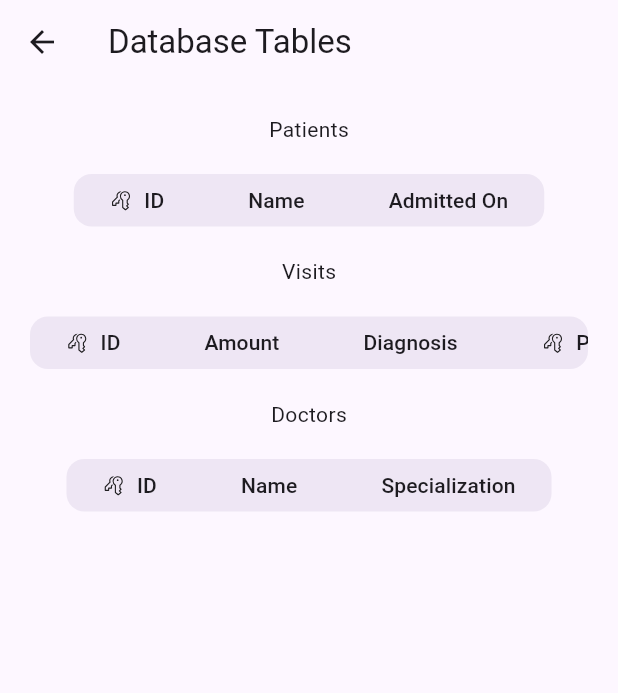
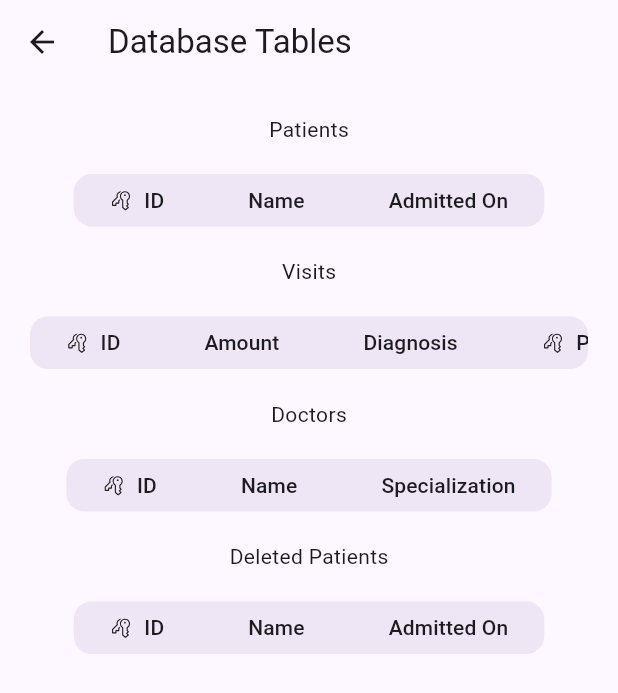
Before and after one commit to HaseebKahn365/s_sohail, a Flutter app: the screen it shows after launch, in the side drawer, after a tap on "Database Table View", on a phone screen of 412 x 824 dp. Shown: the top 693 px of the screen. Run offline on Flutter 3.47's test engine with Material 3 defaults, Android fonts, the phone set to English and light mode, and no system bars; our stand-ins replace fluentui_system_icons, flutter_animate, flutter_riverpod, sqflite; accounts and stored records are empty.

Commit message:
Fixe big issues and added deleted patients

```diff
--- a/lib/classes_and_vars/buisiness_logic_and_classes.dart
+++ b/lib/classes_and_vars/buisiness_logic_and_classes.dart
@@ -8,13 +8,13 @@ We are going to have a central Hospital System class that will be used for manag
  */
 
 import 'package:flutter/material.dart';
-import 'package:s_sohail/main.dart';
 import 'package:s_sohail/services/hospital_services.dart';
 
 class HospitalSystem extends ChangeNotifier {
   List<DatabasePatient> _patients = [];
   List<DatabaseVisit> _visits = [];
   List<DatabaseDoctor> _doctors = [];
+  List<DatabasePatient> deletedPatients = [];
 
   //getters for the data
   List<DatabasePatient> get patients => _patients;
@@ -37,8 +37,8 @@ class HospitalSystem extends ChangeNotifier {
     print("Got the visits");
     _doctors = await _tempDoctor.getAllDoctors();
     print("Got the doctors");
-    //here we are also going to get all the other doctors that are deletable
-    moreDoctors = await _tempDoctor.getMoreDoctors();
+
+    deletedPatients = await _patientService.getDeletedPatients();
     notifyListeners();
   }
 
@@ -53,6 +53,21 @@ class HospitalSystem extends ChangeNotifier {
     _patients = [];
     _visits = [];
     _doctors = [];
+    notifyListeners();
+  }
+
+  //deleting the patient with transactions so that we can revert the changes
+
+  Future<void> deletePatient(int id) async {
+    final DatabasePatient patient = _patients.firstWhere((element) => element.id == id);
+
+    //delete the patient
+    await _patientService.createDeleteTriggerAndDelete();
+    //actually delete the patient
+    await _patientService.deletePatientWithID(id);
+    _patients.remove(patient);
+    deletedPatients.add(patient);
+
     notifyListeners();
   }
 
@@ -75,9 +90,8 @@ class HospitalSystem extends ChangeNotifier {
   }
 
   Future<void> addNewDoctor(String name, String specialization) async {
-    final DatabaseDoctor newDoctor = DatabaseDoctor(id: _doctors.length + 1, name: name, specialization: specialization);
     await _tempDoctor.createDoctor(name: name, specialization: specialization);
-    _doctors.add(newDoctor);
+    //querry to get the last doctor
     notifyListeners();
   }
 
--- a/lib/main.dart
+++ b/lib/main.dart
@@ -141,8 +141,6 @@ class HomeScreen extends StatefulWidget {
   State<HomeScreen> createState() => _HomeScreenState();
 }
 
-List<DatabaseDoctor> moreDoctors = []; //these are deletable doctors
-
 class _HomeScreenState extends State<HomeScreen> {
   //creating a hospital system object
   final HospitalSystem hospitalSystemObject = HospitalSystem();
@@ -153,7 +151,7 @@ class _HomeScreenState extends State<HomeScreen> {
     // patientService.open();
     bigFuture();
     print('Creating a doctor');
-    Future.delayed(Duration(seconds: 2), () {
+    Future.delayed(Duration(seconds: 1), () {
       setState(() {
         isFirstTime = false;
       });
--- a/lib/screens/database_view.dart
+++ b/lib/screens/database_view.dart
@@ -164,7 +164,8 @@ class _TableViewDatabaseState extends State<DatabaseTableView> {
                                 DataCell(Text(visit.id.toString())),
                                 DataCell(Text(visit.amount.toString())),
                                 DataCell(Text(visit.diagnosis)),
-                                DataCell(Text(visit.userId.toString())),
+                                DataCell(Text(visit.userId.toString(), style: TextStyle(color: widget.hospitalSystem.patients.indexWhere((element) => element.id == visit.userId) == -1 ? Colors.red : Colors.black) // this is the patient id we should make it appear red in case if the patient is deleted in other words we can't find its id in the patients list
+                                    )), // this is the patient id we should make it appear red in case if the patient is deleted in other words we can't find its id in the patients list
                                 DataCell(Text(visit.docId.toString())),
                                 DataCell(Text(visit.visitDate)),
                               ]),
@@ -221,6 +222,58 @@ class _TableViewDatabaseState extends State<DatabaseTableView> {
                       ),
                     ),
                   ),
+
+                  //creating a very similar table for the deleted Patients
+                  Padding(
+                    padding: const EdgeInsets.all(20.0),
+                    child: Text('Deleted Patients'),
+                  ),
+
+                  Container(
+                    decoration: BoxDecoration(
+                      color: Theme.of(context).colorScheme.primary.withOpacity(0.1),
+                      borderRadius: BorderRadius.circular(12),
+                    ),
+                    child: SingleChildScrollView(
+                      scrollDirection: Axis.horizontal,
+                      child: DataTable(
+                        headingRowHeight: 35,
+                        dataRowHeight: 35,
+                        columns: const <DataColumn>[
+                          DataColumn(
+                            label: Row(
+                              children: [
+                                //add an icon for primary keyy
+                                Padding(
+                                  padding: EdgeInsets.only(right: 8.0),
+                                  child: Icon(
+                                    FluentIcons.key_multiple_20_regular,
+                                    size: 15,
+                                  ),
+                                ),
+                                Text('ID'),
+                              ],
+                            ),
+                          ),
+                          DataColumn(
+                            label: Text('Name'),
+                          ),
+                          DataColumn(
+                            label: Text('Admitted On'),
+                          ),
+                        ],
+                        rows: [
+                          // DataRow(cells: [DataCell(Text('1')), DataCell(Text('haseeb')), DataCell(Text('1709375481405'))])
+                          for (var patient in widget.hospitalSystem.deletedPatients)
+                            DataRow(cells: [
+                              DataCell(Text(patient.id.toString())),
+                              DataCell(Text(patient.name)),
+                              DataCell(Text(patient.admittedOn)),
+                            ]),
+                        ],
+                      ),
+                    ),
+                  ),
                 ],
               ),
             ),
--- a/lib/services/hospital_services.dart
+++ b/lib/services/hospital_services.dart
@@ -23,7 +23,17 @@ CREATE TABLE `Doctor` (
 	`specialization`	TEXT NOT NULL
 );
 
+//creating a similar table for deleted doctors
+CREATE TABLE `DeletedDoctor` (
+  `id`	INTEGER NOT NULL PRIMARY KEY,
+  `name`	TEXT NOT NULL,
+  `specialization`	TEXT NOT NULL
+);
+
+
  */
+
+import 'dart:developer';
 
 import 'package:path/path.dart';
 import 'package:sqflite/sqflite.dart';
@@ -65,11 +75,57 @@ class PatientService {
     return createdPatient;
   }
 
-  Future<void> deletePatient(int id) async {
+  //! new methods added after update
+
+  //getting all the deleted patients
+  Future<List<DatabasePatient>> getDeletedPatients() async {
+    final db = _getDatabaseOrThrow();
+    final results = await db.query('DeletedPatient');
+    return results.map((e) => DatabasePatient.fromRow(e)).toList();
+  }
+
+  //delete patient with id
+  //  await _patientService.deletePatientWithID(id);
+
+  Future<void> deletePatientWithID(int id) async {
     final db = _getDatabaseOrThrow();
     final deleteCount = await db.delete(patientTable, where: '$idColumn = ?', whereArgs: [id]);
     if (deleteCount != 1) {
       throw 'Error deleting patient';
+    }
+  }
+
+  Future<void> createDeleteTriggerAndDelete() async {
+    final db = _getDatabaseOrThrow();
+    //create deleted patients table if not exists and also create trigger if not exists
+
+    try {
+      await db.execute('''
+      CREATE TABLE IF NOT EXISTS DeletedPatient (
+        $idColumn INTEGER NOT NULL PRIMARY KEY,
+        $nameColumn TEXT NOT NULL,
+        $admittedOnColumn TEXT NOT NULL
+      );
+      ''');
+
+      log('Created a new deleted patient table successfully');
+    } catch (e) {
+      log('Error creating deleted patient table: $e');
+    }
+
+    try {
+      await db.execute('''
+      CREATE TRIGGER IF NOT EXISTS delete_patient_trigger
+      AFTER DELETE ON $patientTable
+      BEGIN
+        INSERT INTO DeletedPatient ($idColumn, $nameColumn, $admittedOnColumn)
+        VALUES (OLD.$idColumn, OLD.$nameColumn, OLD.$admittedOnColumn);
+      END;
+      ''');
+
+      log('Created a new delete trigger successfully');
+    } catch (e) {
+      log('Error creating delete trigger: $e');
     }
   }
 
@@ -111,6 +167,18 @@ class PatientService {
           $specializationColumn TEXT NOT NULL
         );
         ''');
+
+        print("Creating new database for deleted doctors");
+
+        await db.execute('''
+        CREATE TABLE IF NOT EXISTS DeletedDoctor (
+          $idColumn INTEGER NOT NULL PRIMARY KEY,
+          $nameColumn TEXT NOT NULL,
+          $specializationColumn TEXT NOT NULL
+        );
+        ''');
+
+        log("Database created successfully");
       });
     } catch (e) {
       print(e);
@@ -255,15 +323,11 @@ class DatabaseDoctor {
     return results.map((e) => DatabaseDoctor.fromRow(e)).toList();
   }
 
-  //method to getmore doctors besides the ones with id 1 and 2
-  Future<List<DatabaseDoctor>> getMoreDoctors() async {
+  Future<void> checkNumber() async {
     final db = _getDatabaseOrThrow();
-    final results = await db.query(
-      doctorTable,
-      where: '$idColumn != ? AND $idColumn != ?', //sql-injection secure
-      whereArgs: [1, 2],
-    );
-    return results.map((e) => DatabaseDoctor.fromRow(e)).toList();
+    //use aggregate function count()
+    final results = await db.rawQuery('SELECT COUNT(*) FROM $doctorTable');
+    print('Number of doctors: ${results[0].values}');
   }
 
   //create doctor
@@ -280,17 +344,8 @@ class DatabaseDoctor {
     }
     final id = await db.insert(doctorTable, {nameColumn: name, specializationColumn: specialization});
     final dbDoctor = DatabaseDoctor(id: id, name: name, specialization: specialization);
-    print('created doctor inside the db: $dbDoctor');
+    log('created new doctor inside the db: $dbDoctor');
     return dbDoctor;
-  }
-
-  //delete doctor
-  Future<void> deleteDoctor(int id) async {
-    final db = _getDatabaseOrThrow();
-    final deleteCount = await db.delete(doctorTable, where: '$idColumn = ?', whereArgs: [id]);
-    if (deleteCount != 1) {
-      throw 'Error deleting doctor';
-    }
   }
 
   //named constructor for doctor from database row
```
Also changed, not shown: lib/screens/patient_screen.dart (+46 -0 lines).
